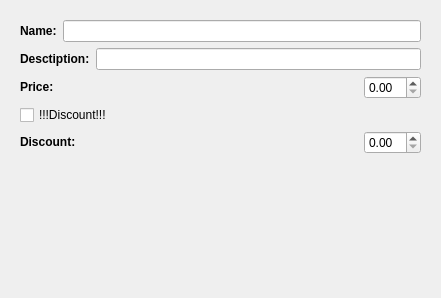
Above: editordelegate.ui from PLLUG-Community-C-Qt-Roadmap/CafeMenuEditor before the change. Below: the same form after it.
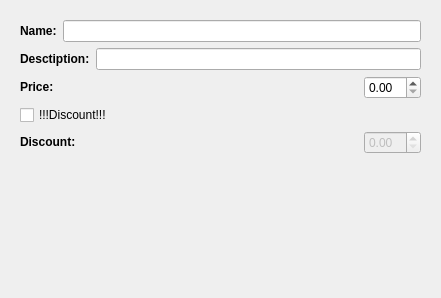
That is the form after the change.

Diff of the .ui file:
```diff
--- a/editordelegate.ui
+++ b/editordelegate.ui
@@ -101,7 +101,10 @@
             </widget>
            </item>
            <item>
-            <widget class="QDoubleSpinBox" name="doubleSpinBox">
+            <widget class="QDoubleSpinBox" name="discountSpinBox">
+             <property name="enabled">
+              <bool>false</bool>
+             </property>
              <property name="sizePolicy">
               <sizepolicy hsizetype="Maximum" vsizetype="Fixed">
                <horstretch>0</horstretch>
```
Left out of the diff: 4 changed lines with no effect on the pictures.
